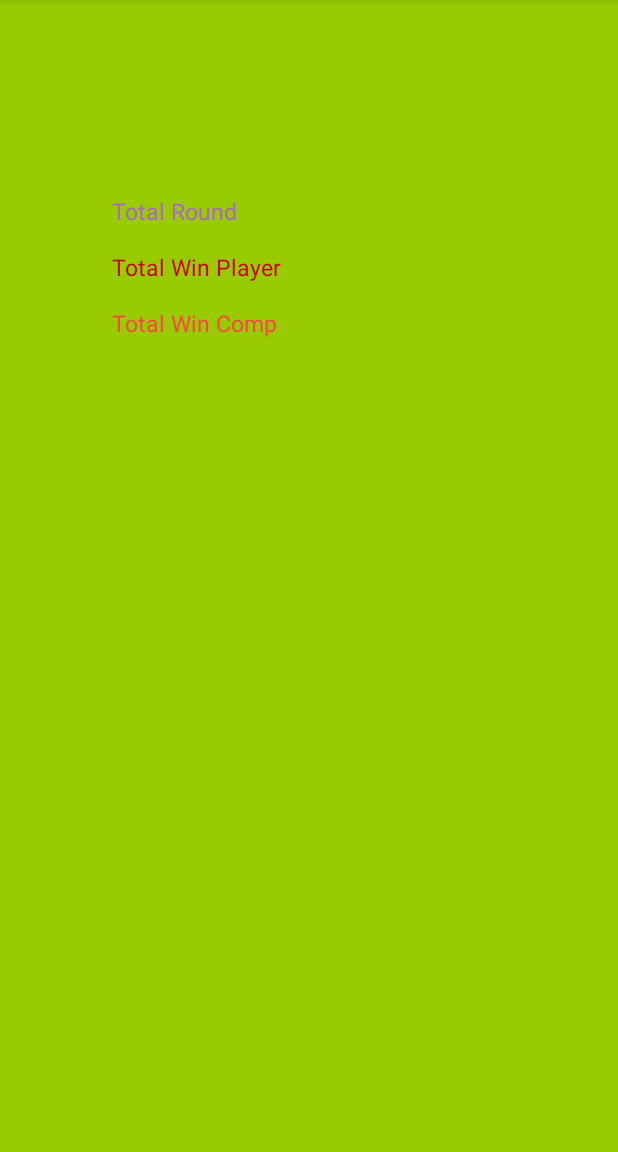
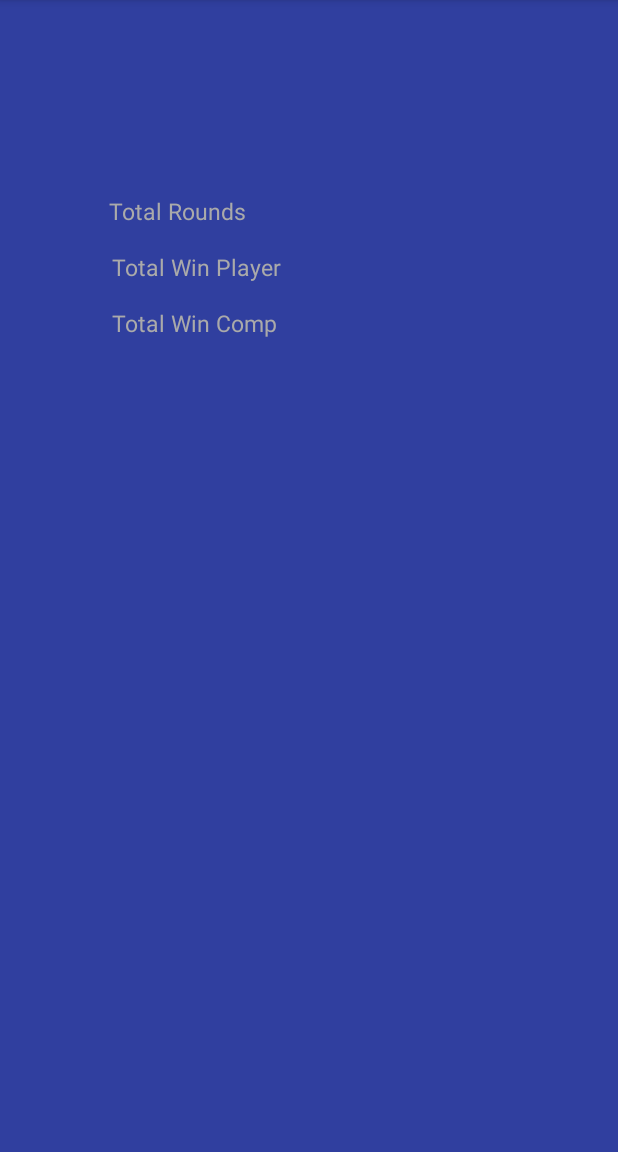
Before and after one commit to N1ghtHamster/SmileMatches, an Android app: the screen it shows after launch (StatistikActivity), after a tap on "STATISTIC", on a phone screen of 412 x 824 dp, the part 84-1236 px from its top. Run offline under Robolectric (Android 15) with nearby library versions, the phone set to English and light mode, and no system bars.

Commit message:
ch SA MA s vc

```diff
--- a/app/src/main/java/com/example/a1cadm/smilematches/MainActivity.java
+++ b/app/src/main/java/com/example/a1cadm/smilematches/MainActivity.java
@@ -8,8 +8,8 @@ package com.example.a1cadm.smilematches;
 
 public class MainActivity extends AppCompatActivity implements View.OnClickListener {
 
-    Button bnGame;
-    Button bStatistic;
+    Button bnGame, bStatistic;
+
     @Override
     protected void onCreate(Bundle savedInstanceState) {
         super.onCreate(savedInstanceState);
--- a/app/src/main/java/com/example/a1cadm/smilematches/StatistikActivity.java
+++ b/app/src/main/java/com/example/a1cadm/smilematches/StatistikActivity.java
@@ -2,12 +2,21 @@ package com.example.a1cadm.smilematches;
 
 import android.support.v7.app.AppCompatActivity;
 import android.os.Bundle;
+import android.widget.TextView;
 
 public class StatistikActivity extends AppCompatActivity {
+
+    TextView tRound, tWinP, tWinC;
 
     @Override
     protected void onCreate(Bundle savedInstanceState) {
         super.onCreate(savedInstanceState);
         setContentView(R.layout.statistik);
+
+        tRound = (TextView) findViewById(R.id.tRound);
+        tWinP = (TextView) findViewById(R.id.tWinP);
+        tWinC = (TextView) findViewById(R.id.tWinC);
+
+
     }
 }
--- a/app/src/main/res/layout/statistik.xml
+++ b/app/src/main/res/layout/statistik.xml
@@ -4,7 +4,7 @@
     xmlns:tools="http://schemas.android.com/tools"
     android:layout_width="match_parent"
     android:layout_height="match_parent"
-    android:background="@android:color/holo_green_light"
+    android:background="@color/colorPrimaryDark"
     tools:context="com.example.a1cadm.smilematches.StatistikActivity">
 
     <TextView
@@ -14,8 +14,8 @@
         android:layout_marginLeft="8dp"
         android:layout_marginRight="8dp"
         android:layout_marginTop="130dp"
-        android:text="Total Round"
-        android:textColor="@android:color/holo_purple"
+        android:text="Total Rounds"
+        android:textColor="@android:color/darker_gray"
         android:textSize="15sp"
         app:layout_constraintHorizontal_bias="0.213"
         app:layout_constraintLeft_toLeftOf="parent"
@@ -30,7 +30,7 @@
         android:layout_marginRight="8dp"
         android:layout_marginTop="16dp"
         android:text="Total Win Player"
-        android:textColor="@android:color/holo_red_dark"
+        android:textColor="@android:color/darker_gray"
         android:textSize="15sp"
         app:layout_constraintHorizontal_bias="0.235"
         app:layout_constraintLeft_toLeftOf="parent"
@@ -45,7 +45,7 @@
         android:layout_marginRight="8dp"
         android:layout_marginTop="16dp"
         android:text="Total Win Comp"
-        android:textColor="@android:color/holo_red_light"
+        android:textColor="@android:color/darker_gray"
         android:textSize="15sp"
         app:layout_constraintHorizontal_bias="0.234"
         app:layout_constraintLeft_toLeftOf="parent"
--- a/app/src/main/res/values/colors.xml
+++ b/app/src/main/res/values/colors.xml
@@ -1,6 +1,6 @@
 <?xml version="1.0" encoding="utf-8"?>
 <resources>
     <color name="colorPrimary">#3748a8</color>
-    <color name="colorPrimaryDark">#303F9F</color>
-    <color name="colorAccent">#FF4081</color>
+    <color name="colorPrimaryDark">#303f9f</color>
+    <color name="colorAccent">#ff4081</color>
 </resources>
```
